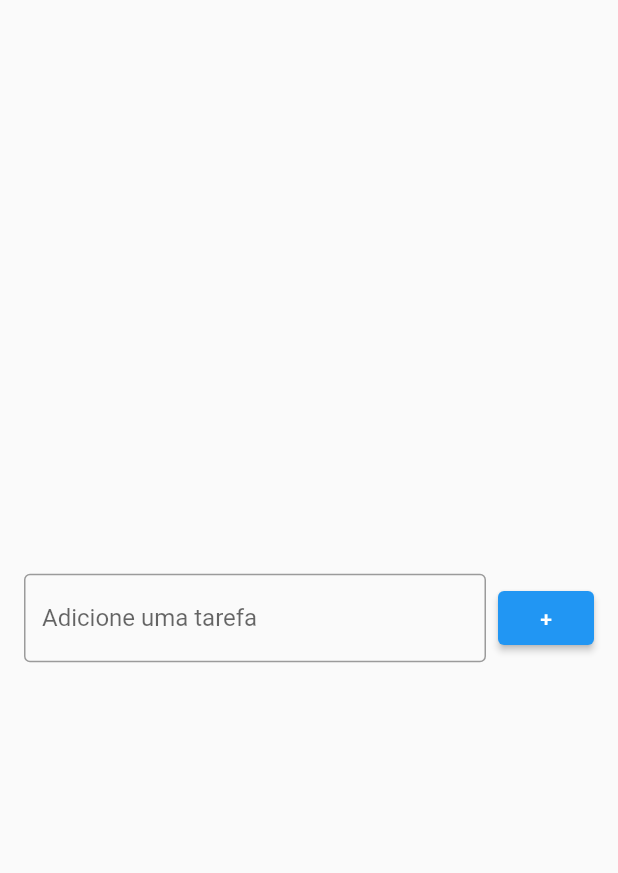
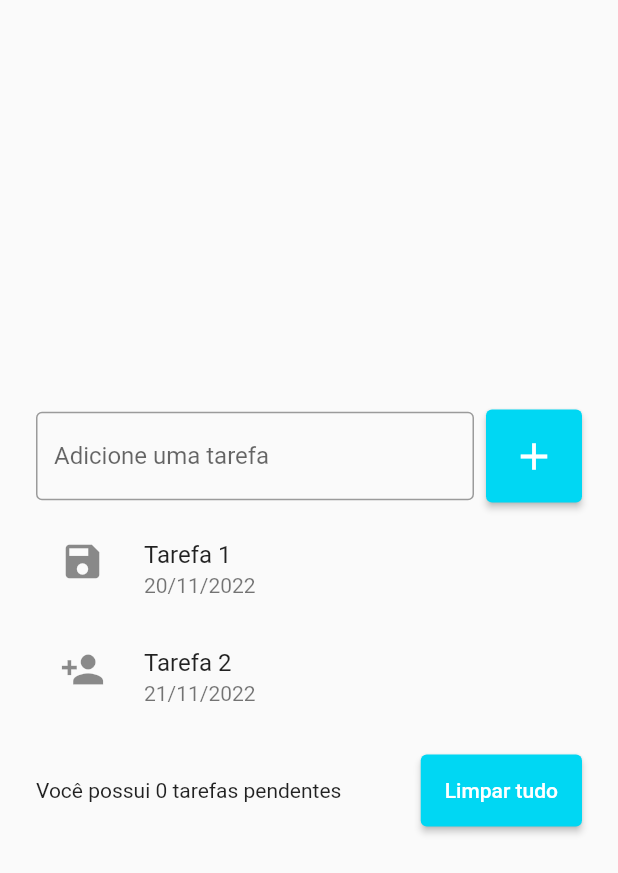
Before and after one commit to FelipeDias28/Todo_List, a Flutter app: the screen it shows after launch, on a phone screen of 412 x 824 dp. Shown: the top 873 px of the screen. Run offline on Flutter 3.47's test engine with Material 2 defaults, Android fonts, the phone set to English and light mode, and no system bars.

Commit message:
criado listView

```diff
--- a/lib/pages/todo_list_page.dart
+++ b/lib/pages/todo_list_page.dart
@@ -8,8 +8,11 @@ class TodoListPage extends StatelessWidget {
     return Scaffold(
       body: Center(
         child: Padding(
-          padding: const EdgeInsets.symmetric(horizontal: 16.0),
-          child: Row(
+          padding: const EdgeInsets.symmetric(horizontal: 24.0),
+          child: Column(
+            mainAxisSize: MainAxisSize.min,
+            children: [
+              Row(
                 mainAxisSize: MainAxisSize.min,
                 children: [
                   // Ocupa o maior espaço disponível da tela
@@ -27,8 +30,65 @@ class TodoListPage extends StatelessWidget {
                   ),
                   ElevatedButton(
                       onPressed: () {},
-                child: const Text("+"),
+                      style: ElevatedButton.styleFrom(
+                        primary: const Color(0xFF00D7F3),
+                        padding: const EdgeInsets.all(16.0),
                       ),
+                      child: const Icon(
+                        Icons.add,
+                        size: 30,
+                      )),
+                ],
+              ),
+              const SizedBox(height: 8.0),
+              ListView(
+                shrinkWrap: true,
+                children: [
+                  ListTile(
+                    title: const Text("Tarefa 1"),
+                    subtitle: const Text("20/11/2022"),
+                    leading: const Icon(
+                      Icons.save,
+                      size: 30,
+                    ),
+                    onTap: () {
+                      debugPrint("Tarefa 1");
+                    },
+                  ),
+                  ListTile(
+                    title: const Text("Tarefa 2"),
+                    subtitle: const Text("21/11/2022"),
+                    leading: const Icon(
+                      Icons.person_add,
+                      size: 30,
+                    ),
+                    onTap: () {
+                      debugPrint("Tarefa 2");
+                    },
+                  )
+                ],
+              ),
+              const SizedBox(height: 16.0),
+              Row(
+                children: [
+                  const Expanded(
+                    child: Text(
+                      "Você possui 0 tarefas pendentes",
+                    ),
+                  ),
+                  const SizedBox(
+                    width: 16.0,
+                  ),
+                  ElevatedButton(
+                    onPressed: () {},
+                    style: ElevatedButton.styleFrom(
+                      primary: const Color(0xFF00D7F3),
+                      padding: const EdgeInsets.all(16.0),
+                    ),
+                    child: const Text("Limpar tudo"),
+                  )
+                ],
+              )
             ],
           ),
         ),
```
Lines whose indentation alone changed are shown as unchanged.
